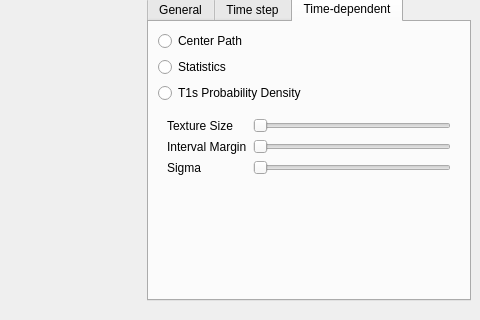
Before: the Qt Designer form MainWindow.ui in danlipsa/foamvis, drawn with Qt 5; both pictures show x 563 to 1043 and y 112 to 432 of the 1043 by 596 pixel window.
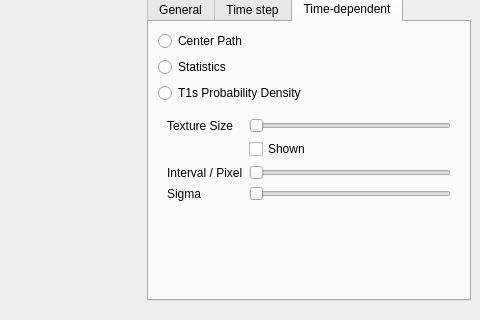
After: the same form once the commit is applied. The open tabs and pages were chosen to show the change. Custom widgets are drawn as their Qt base class.

```diff
--- a/MainWindow.ui
+++ b/MainWindow.ui
@@ -1819,34 +1819,41 @@
                  </property>
                 </widget>
                </item>
-               <item row="1" column="0">
-                <widget class="QLabel" name="label_30">
-                 <property name="text">
-                  <string>Interval Margin</string>
-                 </property>
-                </widget>
-               </item>
                <item row="1" column="1">
-                <widget class="QSlider" name="horizontalSliderT1sKernelIntervalMargin">
+                <widget class="QCheckBox" name="checkBoxTextureSizeShown">
+                 <property name="text">
+                  <string>Shown</string>
+                 </property>
+                </widget>
+               </item>
+               <item row="2" column="1">
+                <widget class="QSlider" name="horizontalSliderT1sKernelIntervalPerPixel">
                  <property name="orientation">
                   <enum>Qt::Horizontal</enum>
                  </property>
                 </widget>
                </item>
-               <item row="2" column="0">
+               <item row="3" column="0">
                 <widget class="QLabel" name="label_31">
                  <property name="text">
                   <string>Sigma</string>
                  </property>
                 </widget>
                </item>
-               <item row="2" column="1">
+               <item row="3" column="1">
                 <widget class="QSlider" name="horizontalSliderT1sKernelSigma">
                  <property name="orientation">
                   <enum>Qt::Horizontal</enum>
                  </property>
                 </widget>
                </item>
+               <item row="2" column="0">
+                <widget class="QLabel" name="label_30">
+                 <property name="text">
+                  <string>Interval / Pixel</string>
+                 </property>
+                </widget>
+               </item>
               </layout>
              </widget>
             </widget>
```
Left out of the diff: 293 changed lines with no effect on the pictures.
